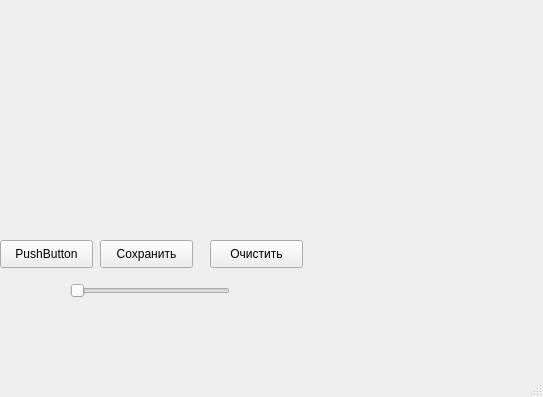
Before: the Qt Designer form form_gr.ui in Alex-Bard/one-layer_neural_network, drawn with Qt 5.
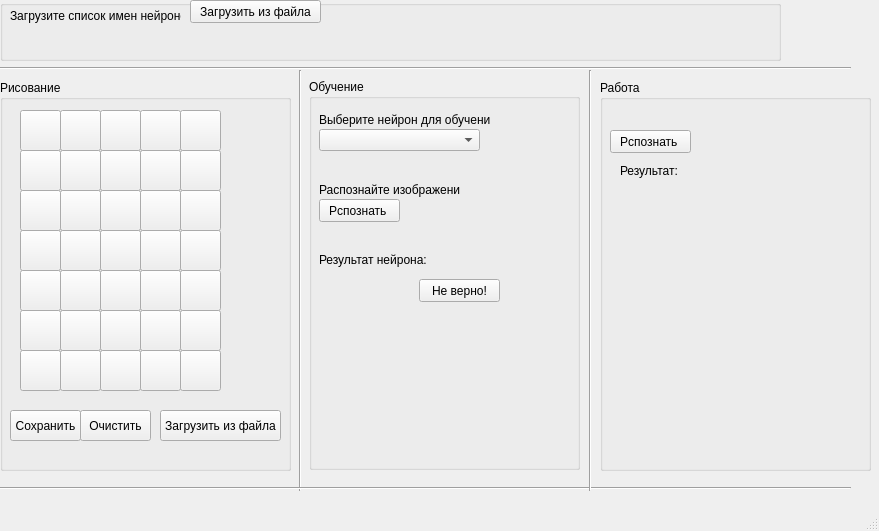
After: the same form once the commit is applied.

What changed in the file:
```diff
--- a/form_gr.ui
+++ b/form_gr.ui
@@ -6,8 +6,8 @@
    <rect>
     <x>0</x>
     <y>0</y>
-    <width>543</width>
-    <height>397</height>
+    <width>879</width>
+    <height>531</height>
    </rect>
   </property>
   <property name="sizePolicy">
@@ -19,79 +19,772 @@
   <property name="windowTitle">
    <string>MainWindow</string>
   </property>
+  <property name="autoFillBackground">
+   <bool>true</bool>
+  </property>
   <widget class="QWidget" name="centralwidget">
-   <widget class="QLabel" name="label">
+   <widget class="QGroupBox" name="PaintingBox">
+    <property name="geometry">
+     <rect>
+      <x>0</x>
+      <y>80</y>
+      <width>291</width>
+      <height>391</height>
+     </rect>
+    </property>
+    <property name="title">
+     <string>Рисование</string>
+    </property>
+    <widget class="QPushButton" name="savePictureButton">
+     <property name="geometry">
+      <rect>
+       <x>10</x>
+       <y>330</y>
+       <width>71</width>
+       <height>31</height>
+      </rect>
+     </property>
+     <property name="text">
+      <string>Сохранить</string>
+     </property>
+    </widget>
+    <widget class="QPushButton" name="cleanPitureButton">
+     <property name="geometry">
+      <rect>
+       <x>80</x>
+       <y>330</y>
+       <width>71</width>
+       <height>31</height>
+      </rect>
+     </property>
+     <property name="text">
+      <string>Очистить</string>
+     </property>
+    </widget>
+    <widget class="QPushButton" name="LoadPictureButton">
+     <property name="geometry">
+      <rect>
+       <x>160</x>
+       <y>330</y>
+       <width>121</width>
+       <height>31</height>
+      </rect>
+     </property>
+     <property name="text">
+      <string>Загрузить из файла</string>
+     </property>
+    </widget>
+    <widget class="QPushButton" name="pushButton_00">
+     <property name="geometry">
+      <rect>
+       <x>20</x>
+       <y>30</y>
+       <width>41</width>
+       <height>41</height>
+      </rect>
+     </property>
+     <property name="text">
+      <string/>
+     </property>
+    </widget>
+    <widget class="QPushButton" name="pushButton_10">
+     <property name="geometry">
+      <rect>
+       <x>20</x>
+       <y>70</y>
+       <width>41</width>
+       <height>41</height>
+      </rect>
+     </property>
+     <property name="text">
+      <string/>
+     </property>
+    </widget>
+    <widget class="QPushButton" name="pushButton_30">
+     <property name="geometry">
+      <rect>
+       <x>20</x>
+       <y>150</y>
+       <width>41</width>
+       <height>41</height>
+      </rect>
+     </property>
+     <property name="text">
+      <string/>
+     </property>
+    </widget>
+    <widget class="QPushButton" name="pushButton_20">
+     <property name="geometry">
+      <rect>
+       <x>20</x>
+       <y>110</y>
+       <width>41</width>
+       <height>41</height>
+      </rect>
+     </property>
+     <property name="text">
+      <string/>
+     </property>
+    </widget>
+    <widget class="QPushButton" name="pushButton_40">
+     <property name="geometry">
+      <rect>
+       <x>20</x>
+       <y>190</y>
+       <width>41</width>
+       <height>41</height>
+      </rect>
+     </property>
+     <property name="text">
+      <string/>
+     </property>
+    </widget>
+    <widget class="QPushButton" name="pushButton_50">
+     <property name="geometry">
+      <rect>
+       <x>20</x>
+       <y>230</y>
+       <width>41</width>
+       <height>41</height>
+      </rect>
+     </property>
+     <property name="text">
+      <string/>
+     </property>
+    </widget>
+    <widget class="QPushButton" name="pushButton_60">
+     <property name="geometry">
+      <rect>
+       <x>20</x>
+       <y>270</y>
+       <width>41</width>
+       <height>41</height>
+      </rect>
+     </property>
+     <property name="text">
+      <string/>
+     </property>
+    </widget>
+    <widget class="QPushButton" name="pushButton_01">
+     <property name="geometry">
+      <rect>
+       <x>60</x>
+       <y>30</y>
+       <width>41</width>
+       <height>41</height>
+      </rect>
+     </property>
+     <property name="text">
+      <string/>
+     </property>
+    </widget>
+    <widget class="QPushButton" name="pushButton_21">
+     <property name="geometry">
+      <rect>
+       <x>60</x>
+       <y>110</y>
+       <width>41</width>
+       <height>41</height>
+      </rect>
+     </property>
+     <property name="text">
+      <string/>
+     </property>
+    </widget>
+    <widget class="QPushButton" name="pushButton_31">
+     <property name="geometry">
+      <rect>
+       <x>60</x>
+       <y>150</y>
+       <width>41</width>
+       <height>41</height>
+      </rect>
+     </property>
+     <property name="text">
+      <string/>
+     </property>
+    </widget>
+    <widget class="QPushButton" name="pushButton_61">
+     <property name="geometry">
+      <rect>
+       <x>60</x>
+       <y>270</y>
+       <width>41</width>
+       <height>41</height>
+      </rect>
+     </property>
+     <property name="text">
+      <string/>
+     </property>
+    </widget>
+    <widget class="QPushButton" name="pushButton_11">
+     <property name="geometry">
+      <rect>
+       <x>60</x>
+       <y>70</y>
+       <width>41</width>
+       <height>41</height>
+      </rect>
+     </property>
+     <property name="text">
+      <string/>
+     </property>
+    </widget>
+    <widget class="QPushButton" name="pushButton_51">
+     <property name="geometry">
+      <rect>
+       <x>60</x>
+       <y>230</y>
+       <width>41</width>
+       <height>41</height>
+      </rect>
+     </property>
+     <property name="text">
+      <string/>
+     </property>
+    </widget>
+    <widget class="QPushButton" name="pushButton_41">
+     <property name="geometry">
+      <rect>
+       <x>60</x>
+       <y>190</y>
+       <width>41</width>
+       <height>41</height>
+      </rect>
+     </property>
+     <property name="text">
+      <string/>
+     </property>
+    </widget>
+    <widget class="QPushButton" name="pushButton_62">
+     <property name="geometry">
+      <rect>
+       <x>100</x>
+       <y>270</y>
+       <width>41</width>
+       <height>41</height>
+      </rect>
+     </property>
+     <property name="text">
+      <string/>
+     </property>
+    </widget>
+    <widget class="QPushButton" name="pushButton_32">
+     <property name="geometry">
+      <rect>
+       <x>100</x>
+       <y>150</y>
+       <width>41</width>
+       <height>41</height>
+      </rect>
+     </property>
+     <property name="text">
+      <string/>
+     </property>
+    </widget>
+    <widget class="QPushButton" name="pushButton_52">
+     <property name="geometry">
+      <rect>
+       <x>100</x>
+       <y>230</y>
+       <width>41</width>
+       <height>41</height>
+      </rect>
+     </property>
+     <property name="text">
+      <string/>
+     </property>
+    </widget>
+    <widget class="QPushButton" name="pushButton_12">
+     <property name="geometry">
+      <rect>
+       <x>100</x>
+       <y>70</y>
+       <width>41</width>
+       <height>41</height>
+      </rect>
+     </property>
+     <property name="text">
+      <string/>
+     </property>
+    </widget>
+    <widget class="QPushButton" name="pushButton_02">
+     <property name="geometry">
+      <rect>
+       <x>100</x>
+       <y>30</y>
+       <width>41</width>
+       <height>41</height>
+      </rect>
+     </property>
+     <property name="text">
+      <string/>
+     </property>
+    </widget>
+    <widget class="QPushButton" name="pushButton_22">
+     <property name="geometry">
+      <rect>
+       <x>100</x>
+       <y>110</y>
+       <width>41</width>
+       <height>41</height>
+      </rect>
+     </property>
+     <property name="text">
+      <string/>
+     </property>
+    </widget>
+    <widget class="QPushButton" name="pushButton_42">
+     <property name="geometry">
+      <rect>
+       <x>100</x>
+       <y>190</y>
+       <width>41</width>
+       <height>41</height>
+      </rect>
+     </property>
+     <property name="text">
+      <string/>
+     </property>
+    </widget>
+    <widget class="QPushButton" name="pushButton_63">
+     <property name="geometry">
+      <rect>
+       <x>140</x>
+       <y>270</y>
+       <width>41</width>
+       <height>41</height>
+      </rect>
+     </property>
+     <property name="text">
+      <string/>
+     </property>
+    </widget>
+    <widget class="QPushButton" name="pushButton_23">
+     <property name="geometry">
+      <rect>
+       <x>140</x>
+       <y>110</y>
+       <width>41</width>
+       <height>41</height>
+      </rect>
+     </property>
+     <property name="text">
+      <string/>
+     </property>
+    </widget>
+    <widget class="QPushButton" name="pushButton_33">
+     <property name="geometry">
+      <rect>
+       <x>140</x>
+       <y>150</y>
+       <width>41</width>
+       <height>41</height>
+      </rect>
+     </property>
+     <property name="text">
+      <string/>
+     </property>
+    </widget>
+    <widget class="QPushButton" name="pushButton_43">
+     <property name="geometry">
+      <rect>
+       <x>140</x>
+       <y>190</y>
+       <width>41</width>
+       <height>41</height>
+      </rect>
+     </property>
+     <property name="text">
+      <string/>
+     </property>
+    </widget>
+    <widget class="QPushButton" name="pushButton_13">
+     <property name="geometry">
+      <rect>
+       <x>140</x>
+       <y>70</y>
+       <width>41</width>
+       <height>41</height>
+      </rect>
+     </property>
+     <property name="text">
+      <string/>
+     </property>
+    </widget>
+    <widget class="QPushButton" name="pushButton_03">
+     <property name="geometry">
+      <rect>
+       <x>140</x>
+       <y>30</y>
+       <width>41</width>
+       <height>41</height>
+      </rect>
+     </property>
+     <property name="text">
+      <string/>
+     </property>
+    </widget>
+    <widget class="QPushButton" name="pushButton_53">
+     <property name="geometry">
+      <rect>
+       <x>140</x>
+       <y>230</y>
+       <width>41</width>
+       <height>41</height>
+      </rect>
+     </property>
+     <property name="text">
+      <string/>
+     </property>
+    </widget>
+    <widget class="QPushButton" name="pushButton_04">
+     <property name="geometry">
+      <rect>
+       <x>180</x>
+       <y>30</y>
+       <width>41</width>
+       <height>41</height>
+      </rect>
+     </property>
+     <property name="text">
+      <string/>
+     </property>
+    </widget>
+    <widget class="QPushButton" name="pushButton_44">
+     <property name="geometry">
+      <rect>
+       <x>180</x>
+       <y>190</y>
+       <width>41</width>
+       <height>41</height>
+      </rect>
+     </property>
+     <property name="text">
+      <string/>
+     </property>
+    </widget>
+    <widget class="QPushButton" name="pushButton_64">
+     <property name="geometry">
+      <rect>
+       <x>180</x>
+       <y>270</y>
+       <width>41</width>
+       <height>41</height>
+      </rect>
+     </property>
+     <property name="text">
+      <string/>
+     </property>
+    </widget>
+    <widget class="QPushButton" name="pushButton_24">
+     <property name="geometry">
+      <rect>
+       <x>180</x>
+       <y>110</y>
+       <width>41</width>
+       <height>41</height>
+      </rect>
+     </property>
+     <property name="text">
+      <string/>
+     </property>
+    </widget>
+    <widget class="QPushButton" name="pushButton_34">
+     <property name="geometry">
+      <rect>
+       <x>180</x>
+       <y>150</y>
+       <width>41</width>
+       <height>41</height>
+      </rect>
+     </property>
+     <property name="text">
+      <string/>
+     </property>
+    </widget>
+    <widget class="QPushButton" name="pushButton_54">
+     <property name="geometry">
+      <rect>
+       <x>180</x>
+       <y>230</y>
+       <width>41</width>
+       <height>41</height>
+      </rect>
+     </property>
+     <property name="text">
+      <string/>
+     </property>
+    </widget>
+    <widget class="QPushButton" name="pushButton_14">
+     <property name="geometry">
+      <rect>
+       <x>180</x>
+       <y>70</y>
+       <width>41</width>
+       <height>41</height>
+      </rect>
+     </property>
+     <property name="text">
+      <string/>
+     </property>
+    </widget>
+   </widget>
+   <widget class="QGroupBox" name="loadSettingsBox">
     <property name="geometry">
      <rect>
       <x>0</x>
       <y>0</y>
-      <width>271</width>
-      <height>231</height>
+      <width>781</width>
+      <height>61</height>
      </rect>
     </property>
-    <property name="sizePolicy">
-     <sizepolicy hsizetype="Preferred" vsizetype="Preferred">
-      <horstretch>0</horstretch>
-      <verstretch>0</verstretch>
-     </sizepolicy>
-    </property>
-    <property name="text">
+    <property name="title">
      <string/>
     </property>
+    <widget class="QLabel" name="label">
+     <property name="geometry">
+      <rect>
+       <x>10</x>
+       <y>5</y>
+       <width>171</width>
+       <height>21</height>
+      </rect>
+     </property>
+     <property name="text">
+      <string>Загрузите список имен нейронов:</string>
+     </property>
+    </widget>
+    <widget class="QLabel" name="resLoadSettingsLabel">
+     <property name="geometry">
+      <rect>
+       <x>10</x>
+       <y>30</y>
+       <width>321</width>
+       <height>16</height>
+      </rect>
+     </property>
+     <property name="text">
+      <string/>
+     </property>
+    </widget>
+    <widget class="QPushButton" name="loadButton">
+     <property name="geometry">
+      <rect>
+       <x>190</x>
+       <y>0</y>
+       <width>131</width>
+       <height>23</height>
+      </rect>
+     </property>
+     <property name="text">
+      <string>Загрузить из файла</string>
+     </property>
+    </widget>
    </widget>
-   <widget class="QPushButton" name="pushButton">
+   <widget class="Line" name="line">
     <property name="geometry">
      <rect>
+      <x>290</x>
+      <y>70</y>
+      <width>20</width>
+      <height>421</height>
+     </rect>
+    </property>
+    <property name="orientation">
+     <enum>Qt::Vertical</enum>
+    </property>
+   </widget>
+   <widget class="Line" name="line_2">
+    <property name="geometry">
+     <rect>
       <x>0</x>
-      <y>240</y>
-      <width>93</width>
-      <height>28</height>
+      <y>60</y>
+      <width>851</width>
+      <height>16</height>
      </rect>
     </property>
-    <property name="text">
-     <string>PushButton</string>
+    <property name="orientation">
+     <enum>Qt::Horizontal</enum>
     </property>
    </widget>
-   <widget class="QPushButton" name="pushButton_2">
+   <widget class="Line" name="line_3">
     <property name="geometry">
      <rect>
-      <x>100</x>
-      <y>240</y>
-      <width>93</width>
-      <height>28</height>
+      <x>0</x>
+      <y>480</y>
+      <width>851</width>
+      <height>16</height>
      </rect>
     </property>
-    <property name="text">
-     <string>Сохранить</string>
+    <property name="orientation">
+     <enum>Qt::Horizontal</enum>
     </property>
    </widget>
-   <widget class="QPushButton" name="pushButton_3">
+   <widget class="QGroupBox" name="Lerning">
     <property name="geometry">
      <rect>
-      <x>210</x>
-      <y>240</y>
-      <width>93</width>
-      <height>28</height>
+      <x>309</x>
+      <y>79</y>
+      <width>271</width>
+      <height>391</height>
      </rect>
     </property>
-    <property name="text">
-     <string>Очистить</string>
+    <property name="title">
+     <string>Обучение</string>
     </property>
+    <widget class="QLabel" name="label_3">
+     <property name="geometry">
+      <rect>
+       <x>10</x>
+       <y>30</y>
+       <width>171</width>
+       <height>21</height>
+      </rect>
+     </property>
+     <property name="text">
+      <string>Выберите нейрон для обучения:</string>
+     </property>
+    </widget>
+    <widget class="QComboBox" name="comboBox">
+     <property name="geometry">
+      <rect>
+       <x>10</x>
+       <y>50</y>
+       <width>161</width>
+       <height>22</height>
+      </rect>
+     </property>
+    </widget>
+    <widget class="QPushButton" name="recognizeForLerningButton">
+     <property name="geometry">
+      <rect>
+       <x>10</x>
+       <y>120</y>
+       <width>81</width>
+       <height>23</height>
+      </rect>
+     </property>
+     <property name="text">
+      <string>Рспознать </string>
+     </property>
+    </widget>
+    <widget class="QLabel" name="label_4">
+     <property name="geometry">
+      <rect>
+       <x>10</x>
+       <y>100</y>
+       <width>141</width>
+       <height>21</height>
+      </rect>
+     </property>
+     <property name="text">
+      <string>Распознайте изображение:</string>
+     </property>
+    </widget>
+    <widget class="QLabel" name="label_5">
+     <property name="geometry">
+      <rect>
+       <x>10</x>
+       <y>170</y>
+       <width>111</width>
+       <height>21</height>
+      </rect>
+     </property>
+     <property name="text">
+      <string>Результат нейрона:</string>
+     </property>
+    </widget>
+    <widget class="QLabel" name="resNeuronLabel">
+     <property name="geometry">
+      <rect>
+       <x>120</x>
+       <y>170</y>
+       <width>111</width>
+       <height>21</height>
+      </rect>
+     </property>
+     <property name="text">
+      <string/>
+     </property>
+    </widget>
+    <widget class="QPushButton" name="punishButton">
+     <property name="geometry">
+      <rect>
+       <x>110</x>
+       <y>200</y>
+       <width>81</width>
+       <height>23</height>
+      </rect>
+     </property>
+     <property name="text">
+      <string>Не верно!</string>
+     </property>
+    </widget>
    </widget>
-   <widget class="QSlider" name="horizontalSlider">
+   <widget class="QGroupBox" name="groupBox_4">
     <property name="geometry">
      <rect>
-      <x>70</x>
-      <y>280</y>
-      <width>160</width>
-      <height>22</height>
+      <x>600</x>
+      <y>80</y>
+      <width>271</width>
+      <height>391</height>
      </rect>
     </property>
-    <property name="maximum">
-     <number>10</number>
+    <property name="title">
+     <string>Работа</string>
     </property>
+    <widget class="QPushButton" name="recognizeButton">
+     <property name="geometry">
+      <rect>
+       <x>10</x>
+       <y>50</y>
+       <width>81</width>
+       <height>23</height>
+      </rect>
+     </property>
+     <property name="text">
+      <string>Рспознать </string>
+     </property>
+    </widget>
+    <widget class="QLabel" name="label_7">
+     <property name="geometry">
+      <rect>
+       <x>20</x>
+       <y>80</y>
+       <width>61</width>
+       <height>21</height>
+      </rect>
+     </property>
+     <property name="text">
+      <string>Результат:</string>
+     </property>
+    </widget>
+    <widget class="QLabel" name="resNouralNetworkLabel">
+     <property name="geometry">
+      <rect>
+       <x>80</x>
+       <y>80</y>
+       <width>111</width>
+       <height>21</height>
+      </rect>
+     </property>
+     <property name="text">
+      <string/>
+     </property>
+    </widget>
+   </widget>
+   <widget class="Line" name="line_4">
+    <property name="geometry">
+     <rect>
+      <x>580</x>
+      <y>70</y>
+      <width>20</width>
+      <height>421</height>
+     </rect>
+    </property>
     <property name="orientation">
-     <enum>Qt::Horizontal</enum>
+     <enum>Qt::Vertical</enum>
     </property>
    </widget>
   </widget>
```
Left out of the diff: 2 changed lines with no effect on the pictures.
